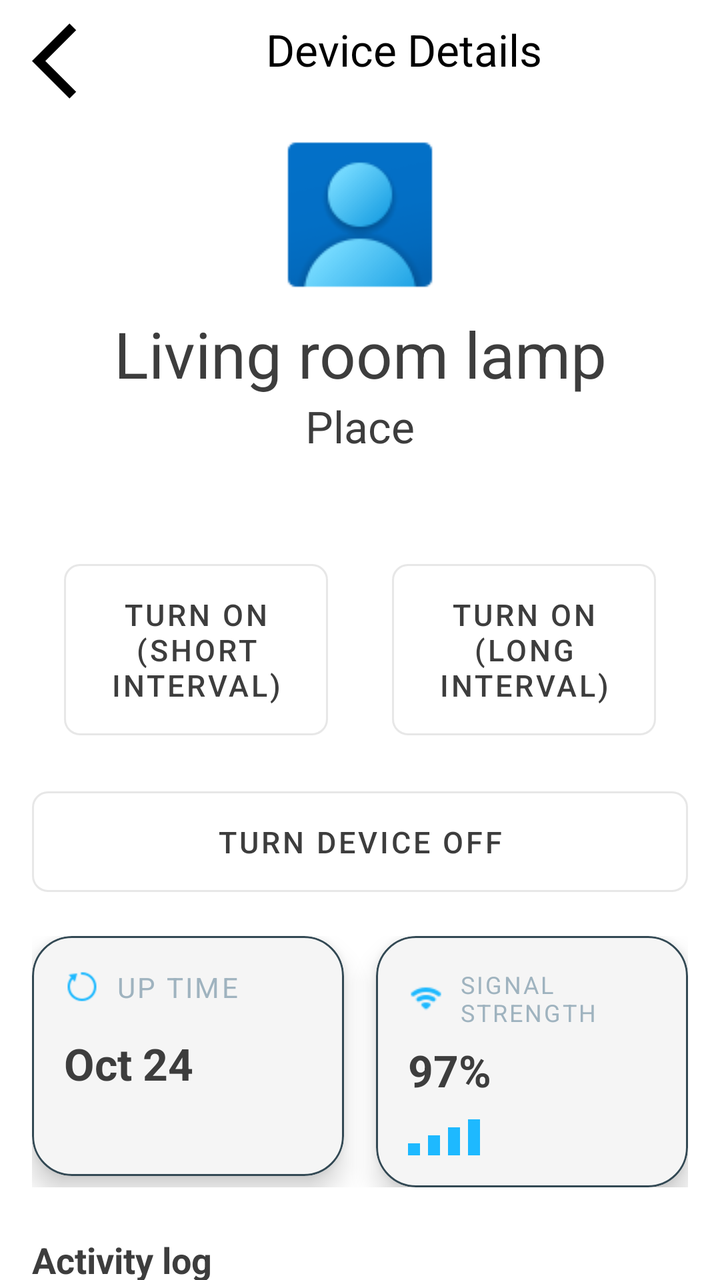
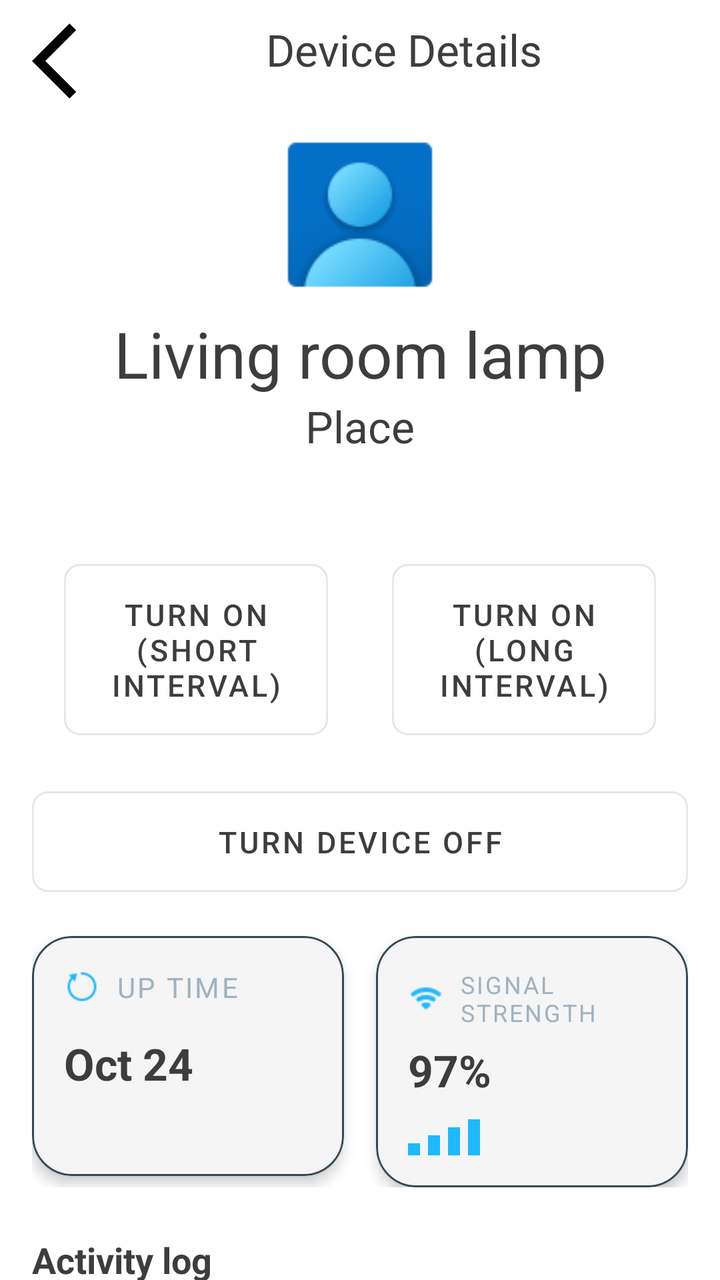

Before-and-after screenshots of an Android layout around one commit, followed by the original layout XML and the change that was made.
<!-- AndroidManifest.xml: application theme Theme.ManagingHomeDevicesApp -->
<!-- res/layout/device_info.xml -->
<?xml version="1.0" encoding="utf-8"?>
<androidx.constraintlayout.widget.ConstraintLayout
    xmlns:android="http://schemas.android.com/apk/res/android"
    xmlns:app="http://schemas.android.com/apk/res-auto"
    android:layout_width="match_parent"
    android:layout_height="match_parent">

    
    <ImageView
        android:id="@+id/backIcon"
        android:layout_width="45dp"
        android:layout_height="45dp"
        android:layout_marginStart="16dp"
        android:layout_marginTop="8dp"
        android:clickable="true"
        android:focusable="true"
        android:backgroundTint="@color/back_icon_bg"
        app:layout_constraintStart_toStartOf="parent"
        app:layout_constraintTop_toTopOf="parent"
        app:srcCompat="@drawable/outline_arrow_back_ios_24" />

    
    <TextView
        android:id="@+id/TextdeviceDetailsText"
        android:layout_width="wrap_content"
        android:layout_height="wrap_content"
        android:layout_marginStart="72dp"
        android:layout_marginTop="10dp"
        android:text="Device Details"
        android:textColor="@color/black"
        android:textSize="22sp"
        app:layout_constraintStart_toEndOf="@+id/backIcon"
        app:layout_constraintTop_toTopOf="parent" />

    
    <androidx.core.widget.NestedScrollView
        android:layout_width="match_parent"
        android:layout_height="0dp"
        android:fillViewport="true"
        android:overScrollMode="never"
        app:layout_constraintTop_toBottomOf="@+id/TextdeviceDetailsText"
        app:layout_constraintBottom_toBottomOf="parent"
        app:layout_constraintStart_toStartOf="parent"
        app:layout_constraintEnd_toEndOf="parent">

        <LinearLayout
            android:layout_width="match_parent"
            android:layout_height="wrap_content"
            android:orientation="vertical"
            android:paddingBottom="32dp">

            
            <ImageView
                android:id="@+id/imageView2"
                android:layout_width="wrap_content"
                android:layout_height="wrap_content"
                android:layout_gravity="center_horizontal"
                android:layout_marginTop="20dp"
                app:srcCompat="@drawable/avatar_image" />

            
            <TextView
                android:id="@+id/textdeviceDetails"
                android:layout_width="match_parent"
                android:layout_height="wrap_content"
                android:gravity="center"
                android:text="Living room lamp"
                android:textColor="?attr/colorOnSurface"
                android:textSize="32sp" />
            <TextView
                android:id="@+id/textDevicePlace"
                android:layout_width="match_parent"
                android:layout_height="wrap_content"
                android:gravity="center"
                android:text="Place"
                android:textColor="?attr/colorOnSurface"
                android:textSize="22sp" />

            
            <TextView
                android:id="@+id/textViewStatus"
                android:layout_width="wrap_content"
                android:layout_height="wrap_content"
                android:layout_gravity="center_horizontal"
                android:layout_marginTop="8dp"
                android:text=""
                android:textColor="?attr/colorOnSurface"
                android:textSize="18sp" />

            
             <LinearLayout
                android:id="@+id/linearLayoutButtons"
                android:layout_width="match_parent"
                android:layout_height="wrap_content"
                android:orientation="horizontal"
                android:paddingHorizontal="16dp"
                android:paddingTop="16dp"
                android:weightSum="2">


                <com.google.android.material.button.MaterialButton
                    android:id="@+id/timeButtonShortInt"
                    style="@style/Widget.MaterialComponents.Button.OutlinedButton"
                    android:layout_width="match_parent"
                    android:layout_height="wrap_content"
                    android:layout_gravity="center_horizontal"
                    android:layout_marginStart="16dp"
                    android:layout_marginTop="12dp"
                    android:layout_marginEnd="16dp"
                    android:minHeight="56sp"
                    android:padding="15dp"
                    android:layout_weight="1"
                    android:text="Turn On (short interval)"
                    android:textColor="?attr/colorOnSurface"
                    android:textSize="15sp"
                    app:cornerRadius="8dp" />

                 <com.google.android.material.button.MaterialButton
                     android:id="@+id/timeButtonLongInt"
                     style="@style/Widget.MaterialComponents.Button.OutlinedButton"
                     android:layout_width="match_parent"
                     android:layout_height="wrap_content"
                     android:layout_gravity="center_horizontal"
                     android:layout_marginStart="16dp"
                     android:layout_marginTop="12dp"
                     android:layout_marginEnd="16dp"
                     android:minHeight="56sp"
                     android:padding="15dp"
                     android:layout_weight="1"
                     android:text="Turn On (long interval)"
                     android:textColor="?attr/colorOnSurface"
                     android:textSize="15sp"
                     app:cornerRadius="8dp" />

             </LinearLayout>
            <com.google.android.material.button.MaterialButton
                android:id="@+id/timeButtonTurnOff"
                style="@style/Widget.MaterialComponents.Button.OutlinedButton"
                android:layout_width="match_parent"
                android:layout_height="wrap_content"
                android:layout_gravity="center_horizontal"
                android:layout_marginStart="16dp"
                android:layout_marginTop="4dp"
                android:layout_marginEnd="16dp"
                android:minHeight="56sp"
                android:padding="15dp"
                android:text="Turn Device Off"
                android:textColor="?attr/colorOnSurface"
                android:textSize="15sp"
                app:cornerRadius="8dp" />
            
            <LinearLayout
                android:id="@+id/linearLayoutCardElements"
                android:layout_width="match_parent"
                android:layout_height="wrap_content"
                android:orientation="horizontal"
                android:paddingHorizontal="16dp"
                android:paddingTop="16dp"
                android:weightSum="2">

                <com.google.android.material.card.MaterialCardView
                    android:id="@+id/materialCardView"
                    android:layout_width="0dp"
                    android:layout_height="wrap_content"
                    android:layout_weight="1"
                    android:layout_marginEnd="8dp"
                    android:minHeight="120dp"
                    app:backgroundTint="@color/toggle_bg_selector"
                    app:cardCornerRadius="20dp"
                    app:cardElevation="8dp"
                    app:strokeColor="@color/card_stroke"
                    app:strokeWidth="1dp">

                    <LinearLayout
                        android:layout_width="match_parent"
                        android:layout_height="wrap_content"
                        android:orientation="vertical"
                        android:padding="16dp"
                        app:layout_constraintStart_toStartOf="parent"
                        app:layout_constraintTop_toTopOf="parent">
                        
                        <LinearLayout
                            android:layout_width="wrap_content"
                            android:layout_height="wrap_content"
                            android:orientation="horizontal"
                            android:gravity="center_vertical"
                            >
                            <ImageView
                                android:id="@+id/icon"
                                android:layout_width="18dp"
                                android:layout_height="18dp"
                                android:src="@drawable/restart_image"
                                app:tint="@color/blue_accent"
                                />
                            <TextView
                                android:layout_width="match_parent"
                                android:layout_height="wrap_content"
                                android:id="@+id/titleText"
                                android:layout_marginStart="8dp"
                                android:text="UP TIME"
                                android:textSize="14sp"
                                android:letterSpacing="0.08"
                                android:textColor="@color/text_secondary_dark" />
                        </LinearLayout>
                        
                        <TextView
                            android:layout_width="match_parent"
                            android:layout_height="wrap_content"
                            android:id="@+id/dateText"
                            android:layout_marginTop="14dp"
                            android:text="Oct 24"
                            android:textSize="22sp"
                            android:textStyle="bold"
                            android:textColor="@color/colorTextPrimary"/>

                        








                    </LinearLayout>
                </com.google.android.material.card.MaterialCardView>

                <com.google.android.material.card.MaterialCardView
                    android:layout_width="0dp"
                    android:layout_height="wrap_content"
                    android:layout_weight="1"
                    android:layout_marginStart="8dp"
                    android:minHeight="120dp"
                    app:backgroundTint="@color/toggle_bg_selector"

                    app:cardCornerRadius="20dp"
                    app:cardElevation="8dp"
                    app:strokeColor="@color/card_stroke"
                    app:strokeWidth="1dp">
                    <LinearLayout
                        android:layout_width="match_parent"
                        android:layout_height="wrap_content"
                        android:orientation="vertical"
                        android:padding="16dp"
                        app:layout_constraintStart_toStartOf="parent"
                        app:layout_constraintTop_toTopOf="parent">

                        
                        <LinearLayout
                            android:layout_width="wrap_content"
                            android:layout_height="wrap_content"
                            android:gravity="center_vertical"
                            android:orientation="horizontal">

                            <ImageView
                                android:id="@+id/wifiIcon"
                                android:layout_width="18dp"
                                android:layout_height="18dp"
                                android:src="@drawable/wifi_image"
                                app:tint="@color/blue_accent" />

                            <TextView
                                android:layout_width="match_parent"
                                android:layout_height="wrap_content"
                                android:layout_marginStart="8dp"
                                android:letterSpacing="0.08"
                                android:text="SIGNAL STRENGTH"
                                android:textColor="@color/text_secondary_dark"
                                android:textSize="12sp"
                                />
                        </LinearLayout>

                        
                        <TextView
                            android:id="@+id/percantages"
                            android:layout_width="match_parent"
                            android:layout_height="wrap_content"
                            android:layout_marginTop="6dp"
                            android:text="97%"
                            android:textColor="@color/colorTextPrimary"
                            android:textSize="22sp"
                            android:textStyle="bold" />

                        
                        <LinearLayout
                            android:layout_width="match_parent"
                            android:layout_height="wrap_content"
                            android:layout_marginTop="10dp"
                            android:gravity="bottom"
                            android:orientation="horizontal">

                            <View
                                style="@style/SignalBar"
                                android:layout_height="6dp" />

                            <View
                                style="@style/SignalBar"
                                android:layout_height="10dp" />

                            <View
                                style="@style/SignalBar"
                                android:layout_height="14dp" />

                            <View
                                style="@style/SignalBar"
                                android:layout_height="18dp" />

                        </LinearLayout>

                    </LinearLayout>
                </com.google.android.material.card.MaterialCardView>

            </LinearLayout>

            
            <TextView
                android:id="@+id/textdeviceDetails3"
                android:layout_width="wrap_content"
                android:layout_height="wrap_content"
                android:layout_marginStart="16dp"
                android:layout_marginTop="24dp"
                android:text="Activity log"
                android:textColor="?attr/colorOnSurface"
                android:textSize="18sp"
                android:textStyle="bold" />

            
            <LinearLayout
                android:id="@+id/containerManualActivation"
                android:layout_width="match_parent"
                android:layout_height="64dp"
                android:layout_marginStart="16dp"
                android:layout_marginTop="8dp"
                android:layout_marginEnd="16dp"
                android:gravity="center_vertical"
                android:orientation="horizontal">

                <ImageView
                    android:id="@+id/imgManualActivation"
                    android:layout_width="44dp"
                    android:layout_height="44dp"
                    android:src="@drawable/touch_manual_device_icon"
                    app:tint="@color/colorPrimary" />

                <LinearLayout
                    android:layout_width="0dp"
                    android:layout_height="wrap_content"
                    android:layout_weight="1"
                    android:layout_marginStart="12dp"
                    android:orientation="vertical">

                    <TextView
                        android:id="@+id/textViewManualActivation"
                        android:layout_width="wrap_content"
                        android:layout_height="wrap_content"
                        android:text="Manual Activation"
                        android:textColor="?attr/colorOnSurface"
                        android:textSize="14sp"
                        android:textStyle="bold" />

                    <TextView
                        android:id="@+id/textViewTimeManualActivation"
                        android:layout_width="wrap_content"
                        android:layout_height="wrap_content"
                        android:text="2 mins ago"
                        android:textColor="#8FA3AD"
                        android:textSize="12sp" />

                </LinearLayout>
            </LinearLayout>


            






































            
            <LinearLayout
                android:layout_width="match_parent"
                android:layout_height="wrap_content"
                android:orientation="horizontal"
                android:gravity="center_vertical"
                android:layout_marginStart="16dp"
                android:layout_marginEnd="16dp"
                android:layout_marginTop="8dp"
                android:layout_marginBottom="12dp">

                <ImageView
                    android:id="@+id/imgClock"
                    android:layout_width="44dp"
                    android:layout_height="44dp"
                    android:src="@drawable/timer_off_icon"
                    app:tint="@color/colorPrimary" />

                <TextView
                    android:layout_width="0dp"
                    android:layout_height="wrap_content"
                    android:layout_weight="1"
                    android:text="Schedules"
                    android:textColor="?attr/colorOnSurface"
                    android:textSize="18sp"
                    android:textStyle="bold" />









            </LinearLayout>

            
            <com.google.android.material.card.MaterialCardView
                android:layout_width="match_parent"
                android:layout_height="wrap_content"
                android:layout_marginStart="16dp"
                android:layout_marginEnd="16dp"
                app:cardBackgroundColor="@color/card_dark"
                app:cardCornerRadius="20dp"
                app:cardElevation="8dp"
                app:strokeColor="@color/card_stroke"
                app:strokeWidth="1dp">

                <LinearLayout
                    android:layout_width="match_parent"
                    android:layout_height="wrap_content"
                    android:orientation="vertical"
                    android:padding="16dp">

                    
                    <LinearLayout
                        android:layout_width="match_parent"
                        android:layout_height="wrap_content"
                        android:orientation="horizontal">

                        <TextView
                            android:layout_width="0dp"
                            android:layout_height="wrap_content"
                            android:layout_weight="1"
                            android:text="START"
                            android:textColor="#8FA3AD"
                            android:textSize="11sp" />

                        <TextView
                            android:layout_width="0dp"
                            android:layout_height="wrap_content"
                            android:layout_weight="1"
                            android:text="END"
                            android:textColor="#8FA3AD"
                            android:textSize="11sp" />

                        <TextView
                            android:layout_width="0dp"
                            android:layout_height="wrap_content"
                            android:layout_weight="1"
                            android:text="DURATION"
                            android:textColor="#8FA3AD"
                            android:textSize="11sp" />

                    </LinearLayout>

                    
                    <View
                        android:layout_width="match_parent"
                        android:layout_height="1dp"
                        android:layout_marginTop="8dp"
                        android:layout_marginBottom="8dp"
                        android:background="@color/divider_color" />

                    
                    <LinearLayout
                        android:layout_width="match_parent"
                        android:layout_height="wrap_content"
                        android:orientation="horizontal"
                        android:gravity="center_vertical"
                        android:layout_marginBottom="12dp">

                        <LinearLayout
                            android:layout_width="0dp"
                            android:layout_height="wrap_content"
                            android:layout_weight="1"
                            android:orientation="vertical">

                            <TextView
                                android:id="@+id/textViewStartTime"
                                android:layout_width="wrap_content"
                                android:layout_height="wrap_content"
                                android:text="06:00 AM"
                                android:textColor="@color/white"
                                android:textSize="14sp"
                                android:textStyle="bold" />

                        </LinearLayout>

                        <TextView
                            android:id="@+id/textViewTimeEnd1"
                            android:layout_width="0dp"
                            android:layout_height="wrap_content"
                            android:layout_weight="1"
                            android:text="08:30 AM"
                            android:textColor="@color/white"
                            android:textSize="14sp"
                            android:textStyle="bold" />

                        <TextView
                            android:id="@+id/textViewDuration1"
                            android:layout_width="0dp"
                            android:layout_height="wrap_content"
                            android:layout_weight="1"
                            android:text="2h 30m"
                            android:textColor="@color/white"
                            android:textSize="14sp" />

                    </LinearLayout>

                    
                    <View
                        android:layout_width="match_parent"
                        android:layout_height="1dp"
                        android:layout_marginBottom="12dp"
                        android:background="@color/divider_color" />

                    
                    <LinearLayout
                        android:layout_width="match_parent"
                        android:layout_height="wrap_content"
                        android:orientation="horizontal"
                        android:gravity="center_vertical">

                        <LinearLayout
                            android:layout_width="0dp"
                            android:layout_height="wrap_content"
                            android:layout_weight="1"
                            android:orientation="vertical">

                            <TextView
                                android:id="@+id/textViewStartTime2"
                                android:layout_width="wrap_content"
                                android:layout_height="wrap_content"
                                android:text="06:30 PM"
                                android:textColor="@color/white"
                                android:textSize="14sp"
                                android:textStyle="bold" />

                        </LinearLayout>

                        <TextView
                            android:id="@+id/textViewTimeEnd2"
                            android:layout_width="0dp"
                            android:layout_height="wrap_content"
                            android:layout_weight="1"
                            android:text="11:00 PM"
                            android:textColor="@color/white"
                            android:textSize="14sp"
                            android:textStyle="bold" />

                        <TextView
                            android:id="@+id/textViewDuration2"
                            android:layout_width="0dp"
                            android:layout_height="wrap_content"
                            android:layout_weight="1"
                            android:text="4h 30m"
                            android:textColor="@color/white"
                            android:textSize="14sp" />

                    </LinearLayout>

                </LinearLayout>
            </com.google.android.material.card.MaterialCardView>


        </LinearLayout>
    </androidx.core.widget.NestedScrollView>

</androidx.constraintlayout.widget.ConstraintLayout>
<!-- resources referenced by this layout -->
<resources>
  <color name="back_icon_bg">#000000</color>
  <color name="black">#FF000000</color>
  <color name="blue_accent">#1EB9FF</color>
  <color name="card_dark">#1C2A32</color>
  <color name="card_stroke">#334954</color>
  <color name="colorPrimary">#1E88E5</color>
  <color name="colorTextPrimary">#3d3d3d  </color>
  <color name="divider_color">#000000</color>
  <color name="text_secondary_dark">#9FB3BF</color>
  <color name="white">#FFFFFFFF</color>
  <!-- drawable avatar_image: png bitmap (drawable, 3218 bytes) -->
  <!-- drawable outline_arrow_back_ios_24 (drawable) -->
  <vector xmlns:android="http://schemas.android.com/apk/res/android" android:autoMirrored="true" android:height="24dp" android:tint="#000000" android:viewportHeight="960" android:viewportWidth="960" android:width="24dp">
        
      <path android:fillColor="@android:color/white" android:pathData="M400,880L0,480L400,80L471,151L142,480L471,809L400,880Z"/>
      
  </vector>
  <!-- drawable restart_image: png bitmap (drawable, 507 bytes) -->
  <!-- drawable timer_off_icon: png bitmap (drawable, 511 bytes) -->
  <!-- drawable touch_manual_device_icon: png bitmap (drawable, 770 bytes) -->
  <!-- drawable wifi_image: png bitmap (drawable, 347 bytes) -->
  <style name="SignalBar">
          <item name="android:layout_width">6dp</item>
          <item name="android:layout_marginEnd">4dp</item>
          <item name="android:background">@color/blue_accent</item>
      </style>
  <style name="Theme.ManagingHomeDevicesApp" parent="Theme.MaterialComponents.DayNight.NoActionBar">
          
  
          <item name="colorPrimaryVariant">#3700B3</item>
          <item name="colorOnPrimary">#FFFFFF</item>
  
          
          <item name="colorSecondary">#26A69A</item>
          <item name="colorOnSecondary">#FFFFFF</item>
  
          
          <item name="android:statusBarColor">#121212</item>
          <item name="android:forceDarkAllowed">true</item>
  
          
          <item name="android:colorBackground">@color/colorBackgroundLight</item>
          <item name="colorSurface">@color/colorSurface</item>
  
          
          <item name="colorOnSurface">@color/colorTextPrimary</item>
  
  
          
          <item name="android:textColorPrimary">@color/colorTextPrimary</item>
          <item name="android:textColorSecondary">@color/colorTextSecondary</item>
  
      </style>
  <color name="colorBackgroundLight">#FFFFFF</color>
  <color name="colorSurface">#F5F5F5</color>
  <color name="colorTextSecondary">#939393</color>
</resources>

<!-- the commit's change to res/layout/device_info.xml (unified diff, before → after) -->
@@ -27,7 +27,7 @@
         android:layout_marginStart="72dp"
         android:layout_marginTop="10dp"
         android:text="Device Details"
-        android:textColor="@color/black"
+        android:textColor="@color/colorTextPrimary"
         android:textSize="22sp"
         app:layout_constraintStart_toEndOf="@+id/backIcon"
         app:layout_constraintTop_toTopOf="parent" />
@@ -167,7 +167,7 @@
                     android:minHeight="120dp"
                     app:backgroundTint="@color/toggle_bg_selector"
                     app:cardCornerRadius="20dp"
-                    app:cardElevation="8dp"
+                    app:cardElevation="4dp"
                     app:strokeColor="@color/card_stroke"
                     app:strokeWidth="1dp">
 
@@ -232,9 +232,8 @@
                     android:layout_marginStart="8dp"
                     android:minHeight="120dp"
                     app:backgroundTint="@color/toggle_bg_selector"
-
                     app:cardCornerRadius="20dp"
-                    app:cardElevation="8dp"
+                    app:cardElevation="4dp"
                     app:strokeColor="@color/card_stroke"
                     app:strokeWidth="1dp">
                     <LinearLayout
@@ -452,7 +451,7 @@
                 android:layout_height="wrap_content"
                 android:layout_marginStart="16dp"
                 android:layout_marginEnd="16dp"
-                app:cardBackgroundColor="@color/card_dark"
+                app:cardBackgroundColor="@color/toggle_bg_selector"
                 app:cardCornerRadius="20dp"
                 app:cardElevation="8dp"
                 app:strokeColor="@color/card_stroke"
@@ -468,7 +467,8 @@
                     <LinearLayout
                         android:layout_width="match_parent"
                         android:layout_height="wrap_content"
-                        android:orientation="horizontal">
+                        android:orientation="horizontal"
+                        app:cardBackgroundColor="@color/toggle_bg_selector">
 
                         <TextView
                             android:layout_width="0dp"
@@ -510,7 +510,8 @@
                         android:layout_height="wrap_content"
                         android:orientation="horizontal"
                         android:gravity="center_vertical"
-                        android:layout_marginBottom="12dp">
+                        android:layout_marginBottom="12dp"
+                        app:cardBackgroundColor="@color/toggle_bg_selector">
 
                         <LinearLayout
                             android:layout_width="0dp"
@@ -523,7 +524,7 @@
                                 android:layout_width="wrap_content"
                                 android:layout_height="wrap_content"
                                 android:text="06:00 AM"
-                                android:textColor="@color/white"
+                                android:textColor="@color/colorTextPrimary"
                                 android:textSize="14sp"
                                 android:textStyle="bold" />
 
@@ -535,7 +536,7 @@
                             android:layout_height="wrap_content"
                             android:layout_weight="1"
                             android:text="08:30 AM"
-                            android:textColor="@color/white"
+                            android:textColor="@color/colorTextPrimary"
                             android:textSize="14sp"
                             android:textStyle="bold" />
 
@@ -545,7 +546,7 @@
                             android:layout_height="wrap_content"
                             android:layout_weight="1"
                             android:text="2h 30m"
-                            android:textColor="@color/white"
+                            android:textColor="@color/colorTextPrimary"
                             android:textSize="14sp" />
 
                     </LinearLayout>
@@ -575,7 +576,7 @@
                                 android:layout_width="wrap_content"
                                 android:layout_height="wrap_content"
                                 android:text="06:30 PM"
-                                android:textColor="@color/white"
+                                android:textColor="@color/colorTextPrimary"
                                 android:textSize="14sp"
                                 android:textStyle="bold" />
 
@@ -587,7 +588,7 @@
                             android:layout_height="wrap_content"
                             android:layout_weight="1"
                             android:text="11:00 PM"
-                            android:textColor="@color/white"
+                            android:textColor="@color/colorTextPrimary"
                             android:textSize="14sp"
                             android:textStyle="bold" />
 
@@ -597,7 +598,7 @@
                             android:layout_height="wrap_content"
                             android:layout_weight="1"
                             android:text="4h 30m"
-                            android:textColor="@color/white"
+                            android:textColor="@color/colorTextPrimary"
                             android:textSize="14sp" />
 
                     </LinearLayout>
<!-- resource entries referenced after the edit -->
@@ -1,15 +1,12 @@
 <!-- resources referenced by this layout -->
 <resources>
   <color name="back_icon_bg">#000000</color>
-  <color name="black">#FF000000</color>
   <color name="blue_accent">#1EB9FF</color>
-  <color name="card_dark">#1C2A32</color>
   <color name="card_stroke">#334954</color>
   <color name="colorPrimary">#1E88E5</color>
   <color name="colorTextPrimary">#3d3d3d  </color>
   <color name="divider_color">#000000</color>
   <color name="text_secondary_dark">#9FB3BF</color>
-  <color name="white">#FFFFFFFF</color>
   <!-- drawable avatar_image: png bitmap (drawable, 3218 bytes) -->
   <!-- drawable outline_arrow_back_ios_24 (drawable) -->
   <vector xmlns:android="http://schemas.android.com/apk/res/android" android:autoMirrored="true" android:height="24dp" android:tint="#000000" android:viewportHeight="960" android:viewportWidth="960" android:width="24dp">
